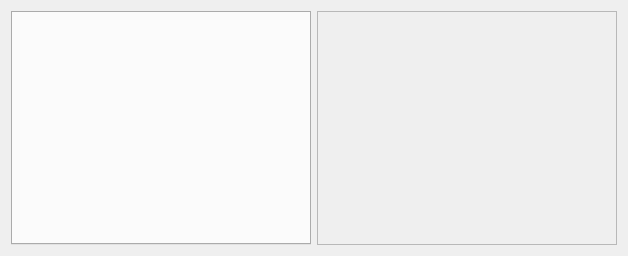
DLdota/OpenRGBEffectsPlugin, file OpenRGBEffectTab.ui: the form before one commit.
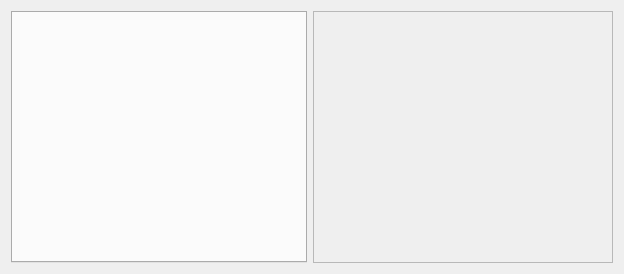
The form after the commit. Custom widgets are drawn as their Qt base class.

Commit message: Fix custom settings HSize

Diff of the .ui file:
```diff
--- a/OpenRGBEffectTab.ui
+++ b/OpenRGBEffectTab.ui
@@ -7,7 +7,7 @@
     <x>0</x>
     <y>0</y>
     <width>624</width>
-    <height>256</height>
+    <height>274</height>
    </rect>
   </property>
   <property name="sizePolicy">
@@ -33,7 +33,7 @@
      </property>
      <property name="minimumSize">
       <size>
-       <width>300</width>
+       <width>0</width>
        <height>0</height>
       </size>
      </property>
```
